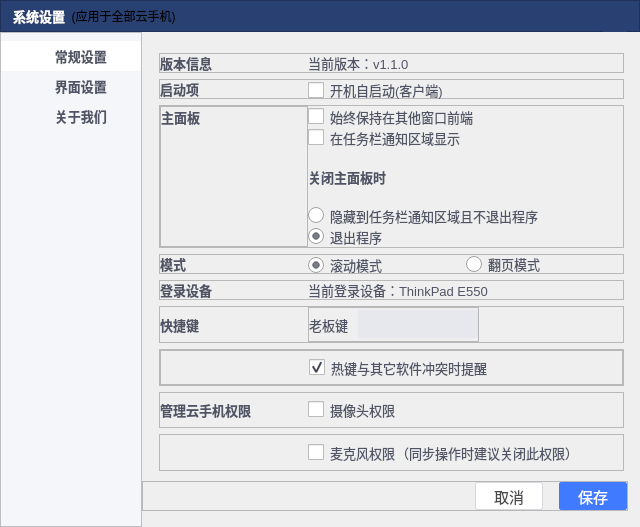
The window that systemsettingwidget.ui (ZhouMei20220810/TEST) describes before a commit, drawn with Qt 5.
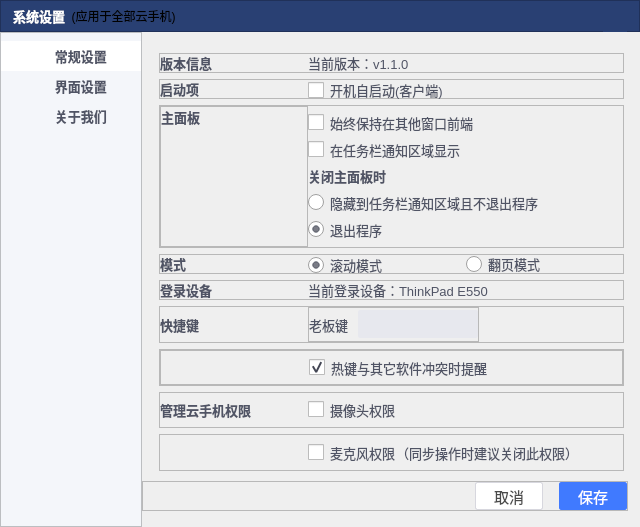
The same window after the commit. Icons and pictures are not drawn.

Diff of the .ui file:
```diff
--- a/systemsettingwidget.ui
+++ b/systemsettingwidget.ui
@@ -908,6 +908,12 @@
                 </item>
                 <item>
                  <widget class="QLabel" name="label_17">
+                  <property name="maximumSize">
+                   <size>
+                    <width>16777215</width>
+                    <height>20</height>
+                   </size>
+                  </property>
                   <property name="styleSheet">
                    <string notr="true">font-weight: bold;</string>
                   </property>
```
